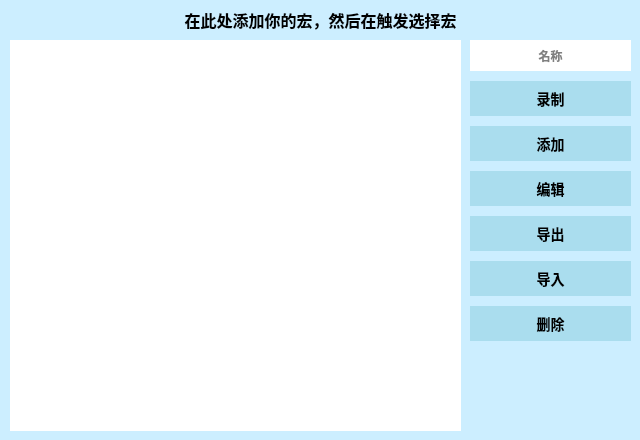
The window that .ui/MacroUi.ui (hongliangdu/Quickinput) describes before a commit, drawn with Qt 5.
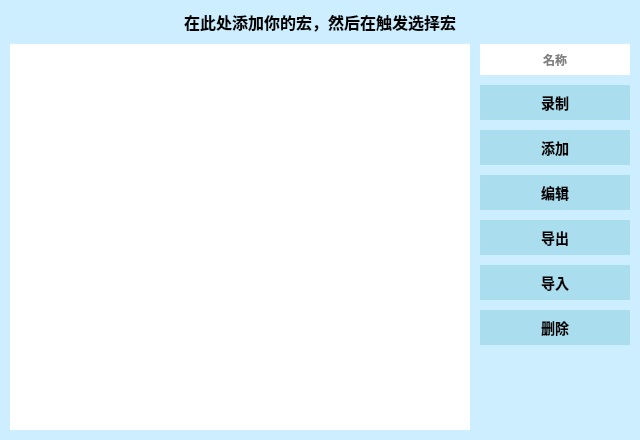
The same window after the commit.

What changed in the file:
```diff
--- a/.ui/MacroUi.ui
+++ b/.ui/MacroUi.ui
@@ -28,15 +28,24 @@
   <property name="styleSheet">
    <string notr="true">#MacroUiClass{background-color:#CEF;border-bottom-left-radius:10px;border-bottom-right-radius:10px;}</string>
   </property>
+  <layout class="QVBoxLayout" name="verticalLayout_2">
+   <property name="spacing">
+    <number>10</number>
+   </property>
+   <property name="leftMargin">
+    <number>10</number>
+   </property>
+   <property name="topMargin">
+    <number>10</number>
+   </property>
+   <property name="rightMargin">
+    <number>10</number>
+   </property>
+   <property name="bottomMargin">
+    <number>10</number>
+   </property>
+   <item>
   <widget class="QLabel" name="lbMacro">
-   <property name="geometry">
-    <rect>
-     <x>10</x>
-     <y>10</y>
-     <width>621</width>
-     <height>20</height>
-    </rect>
-   </property>
    <property name="font">
     <font>
      <family>Microsoft YaHei</family>
@@ -55,21 +64,32 @@
     <set>Qt::AlignCenter</set>
    </property>
   </widget>
+   </item>
+   <item>
+    <layout class="QHBoxLayout" name="horizontalLayout">
+     <property name="spacing">
+      <number>10</number>
+     </property>
+     <property name="leftMargin">
+      <number>0</number>
+     </property>
+     <property name="bottomMargin">
+      <number>0</number>
+     </property>
+     <item>
   <widget class="QTableWidget" name="tbItem">
-   <property name="geometry">
-    <rect>
-     <x>10</x>
-     <y>40</y>
-     <width>451</width>
-     <height>391</height>
-    </rect>
-   </property>
    <property name="sizePolicy">
-    <sizepolicy hsizetype="Fixed" vsizetype="Fixed">
+        <sizepolicy hsizetype="Maximum" vsizetype="Preferred">
      <horstretch>0</horstretch>
      <verstretch>0</verstretch>
     </sizepolicy>
    </property>
+       <property name="minimumSize">
+        <size>
+         <width>460</width>
+         <height>0</height>
+        </size>
+       </property>
    <property name="font">
     <font>
      <family>Microsoft YaHei</family>
@@ -132,15 +152,8 @@
     <bool>false</bool>
    </property>
   </widget>
-  <widget class="QWidget" name="verticalLayoutWidget">
-   <property name="geometry">
-    <rect>
-     <x>470</x>
-     <y>40</y>
-     <width>161</width>
-     <height>391</height>
-    </rect>
-   </property>
+     </item>
+     <item>
    <layout class="QVBoxLayout" name="verticalLayout">
     <property name="spacing">
      <number>10</number>
@@ -432,7 +445,10 @@
      </spacer>
     </item>
    </layout>
-  </widget>
+     </item>
+    </layout>
+   </item>
+  </layout>
  </widget>
  <resources/>
  <connections/>
```
Lines whose indentation alone changed are shown as unchanged.
